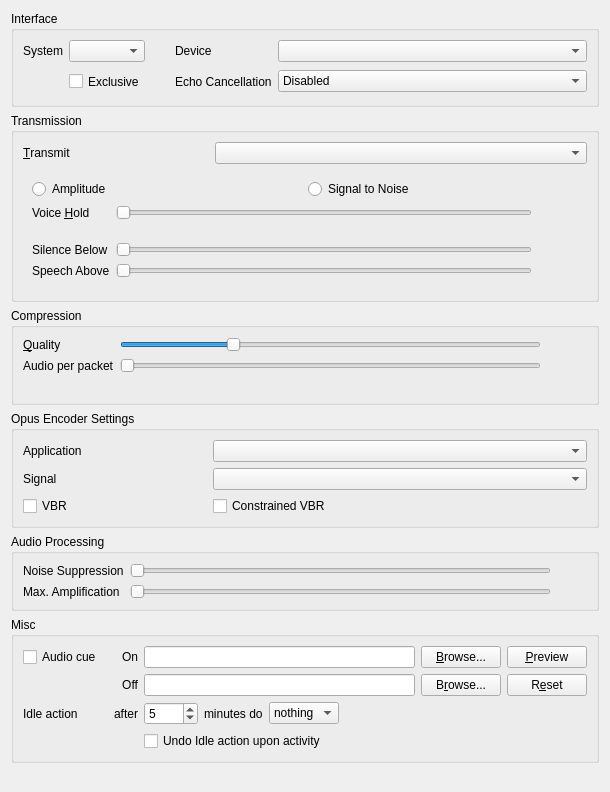
First picture: the form in src/mumble/AudioInput.ui, repository Niko361/mumble, before the edit.
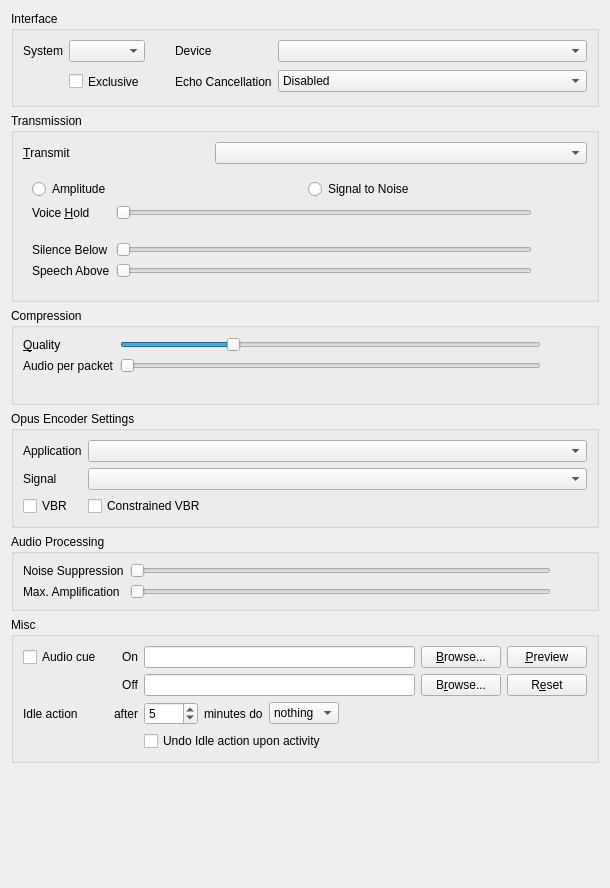
Second picture: the form after the edit. Custom widgets are drawn as their Qt base class.

Commit message: Opus HQ first working commit, encoder options in the settings menu and max bitrate is 256kbits/sec. Only a couple of UI bugs and adjustments left to work out

```diff
--- a/src/mumble/AudioInput.ui
+++ b/src/mumble/AudioInput.ui
@@ -7,7 +7,7 @@
     <x>0</x>
     <y>0</y>
     <width>610</width>
-    <height>792</height>
+    <height>888</height>
    </rect>
   </property>
   <property name="windowTitle">
@@ -583,6 +583,12 @@
    </item>
    <item>
     <widget class="QGroupBox" name="qgbOpusEncoder">
+     <property name="sizePolicy">
+      <sizepolicy hsizetype="Preferred" vsizetype="Minimum">
+       <horstretch>0</horstretch>
+       <verstretch>0</verstretch>
+      </sizepolicy>
+     </property>
       <property name="title">
         <string>Opus Encoder Settings</string>
       </property>
@@ -616,6 +622,12 @@
           </item>
           <item row="1" column="1" colspan="2">
            <widget class="MUComboBox" name="qcbSignal">
+        <property name="sizePolicy">
+         <sizepolicy hsizetype="MinimumExpanding" vsizetype="Fixed">
+          <horstretch>1</horstretch>
+          <verstretch>0</verstretch>
+         </sizepolicy>
+        </property>
             <property name="toolTip">
              <string>Select the Opus Encoder's Signal Type</string>
             </property>
@@ -633,6 +645,12 @@
          </item>
          <item row="2" column="1">
           <widget class="QCheckBox" name="qcbEnableConstrainedVBR">
+        <property name="sizePolicy">
+         <sizepolicy hsizetype="MinimumExpanding" vsizetype="Fixed">
+          <horstretch>1</horstretch>
+          <verstretch>0</verstretch>
+         </sizepolicy>
+        </property>
            <property name="toolTip">
             <string>Constrain Opus' VBR Bitrate</string>
            </property>
```
Left out of the diff: 7 changed lines with no effect on the pictures. Lines whose indentation alone changed are shown as unchanged. The commit also changes 4 other files.
